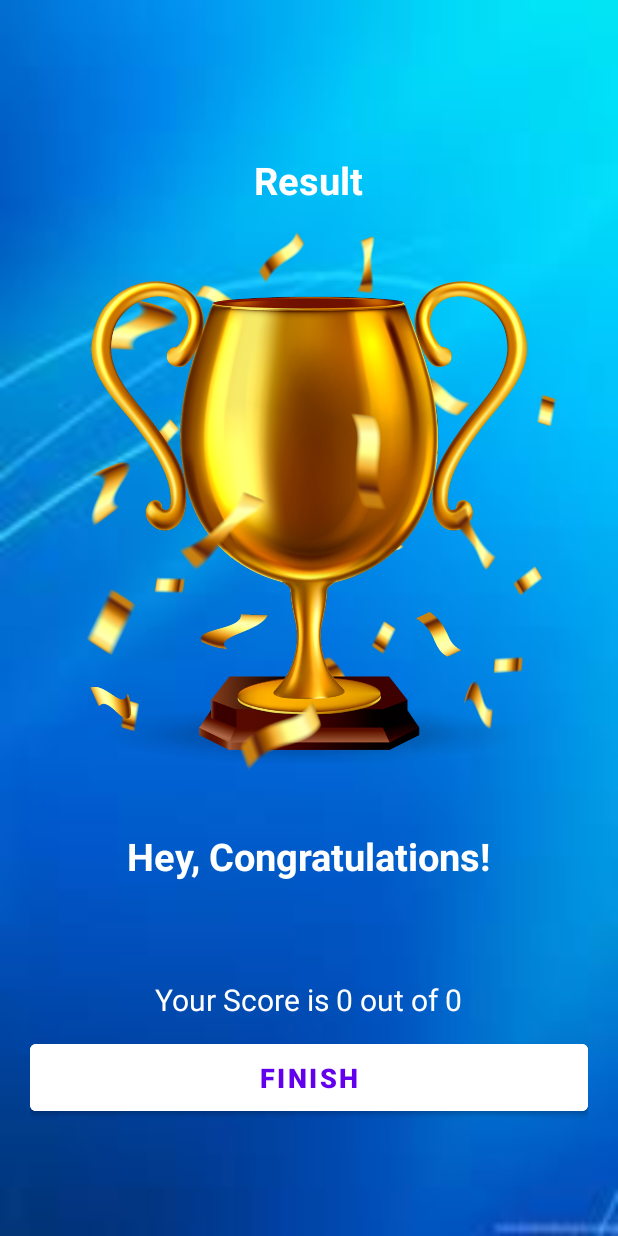
After one commit to varunvjha/QuizApp, an Android app: the ResultActivity screen opened directly, with no data from a screen before it, on a phone screen of 412 x 824 dp. The commit adds this screen. Run offline under Robolectric (Android 15) with nearby library versions, the phone set to English and light mode, and no system bars.

Commit message:
ResultActivity.kt completed

```diff
--- a/app/src/main/AndroidManifest.xml
+++ b/app/src/main/AndroidManifest.xml
@@ -9,10 +9,13 @@
         android:roundIcon="@mipmap/ic_launcher_round"
         android:supportsRtl="true"
         android:theme="@style/Theme.QuizApp">
-        <activity android:name=".QuizQuestionsActivity"
+        <activity android:name=".ResultActivity"
             android:screenOrientation="portrait"
-
-            ></activity>
+            android:theme="@style/NoActionBarTheme">
+        </activity>
+        <activity
+            android:name=".QuizQuestionsActivity"
+            android:screenOrientation="portrait" />
         <activity
             android:name=".MainActivity"
             android:screenOrientation="portrait"
--- a/app/src/main/java/com/example/quizapp/Constants.kt
+++ b/app/src/main/java/com/example/quizapp/Constants.kt
@@ -1,6 +1,11 @@
 package com.example.quizapp
 
 object Constants {
+
+    const val USER_NAME: String = "user_name"
+    const val TOTAL_QUESTIONS: String = "total_questions"
+    const val CORRECT_ANSWERS: String = "correct_answers"
+
     fun getQuestions(): ArrayList<Question>{
         val questionsList = ArrayList<Question>()
         val q1 = Question(
--- a/app/src/main/java/com/example/quizapp/MainActivity.kt
+++ b/app/src/main/java/com/example/quizapp/MainActivity.kt
@@ -24,8 +24,9 @@ class MainActivity : AppCompatActivity() {
             }
             else{
                 val intent = Intent(this,QuizQuestionsActivity::class.java)
+                intent.putExtra(Constants.USER_NAME, nameText.text.toString())
                 startActivity(intent)
-//                finish()
+                finish()
             }
         }
     }
--- a/app/src/main/java/com/example/quizapp/QuizQuestionsActivity.kt
+++ b/app/src/main/java/com/example/quizapp/QuizQuestionsActivity.kt
@@ -1,5 +1,6 @@
 package com.example.quizapp
 
+import android.content.Intent
 import android.graphics.Color
 import android.graphics.Typeface
 import androidx.appcompat.app.AppCompatActivity
@@ -22,9 +23,12 @@ class QuizQuestionsActivity : AppCompatActivity(), View.OnClickListener {
     private var optionThreeTextView: TextView? = null
     private var optionFourTextView: TextView? = null
     private var submitButton: Button? = null
+    private var mCorrectAnswers: Int = 0
+    private var mUserName: String? = null
     override fun onCreate(savedInstanceState: Bundle?) {
         super.onCreate(savedInstanceState)
         setContentView(R.layout.activity_quiz_questions)
+        mUserName = intent.getStringExtra(Constants.USER_NAME)
         mQuestionsList = Constants.getQuestions()
         progressBar = findViewById(R.id.progressbar_horizontal)
         progressTextView = findViewById(R.id.progress_text)
@@ -99,15 +103,20 @@ class QuizQuestionsActivity : AppCompatActivity(), View.OnClickListener {
                         mCurrentPosition <= mQuestionsList!!.size ->{
                             setQuestion()
                         } else ->{
-                            Toast.makeText(this,
-                                    "You have successfully completed the Quiz",
-                                    Toast.LENGTH_SHORT).show()
+                            val intent = Intent(this,ResultActivity::class.java)
+                            intent.putExtra(Constants.USER_NAME, mUserName)
+                            intent.putExtra(Constants.CORRECT_ANSWERS, mCorrectAnswers)
+                            intent.putExtra(Constants.TOTAL_QUESTIONS, mQuestionsList!!.size)
+                            startActivity(intent)
+                            finish()
                         }
                     }
                 }else{
                     val question = mQuestionsList?.get(mCurrentPosition-1)
                     if(question!!.correctAnswer!=mSelectedOptionPosition){
                         answerView(mSelectedOptionPosition, R.drawable.wrong_option_border_bg)
+                    }else{
+                        mCorrectAnswers++
                     }
                     answerView(question!!.correctAnswer,R.drawable.correct_option_border_bg)
 
--- /dev/null
+++ b/app/src/main/java/com/example/quizapp/ResultActivity.kt
@@ -0,0 +1,34 @@
+package com.example.quizapp
+
+import android.annotation.SuppressLint
+import android.content.Intent
+import androidx.appcompat.app.AppCompatActivity
+import android.os.Bundle
+import android.view.View
+import android.widget.Button
+import android.widget.TextView
+
+@Suppress("DEPRECATION")
+class ResultActivity : AppCompatActivity() {
+    private var nameTextView: TextView? = null
+    private var scoreTextView: TextView? = null
+    private var finishButton: Button? = null
+    @SuppressLint("SetTextI18n")
+    override fun onCreate(savedInstanceState: Bundle?) {
+        super.onCreate(savedInstanceState)
+        setContentView(R.layout.activity_result)
+        window.decorView.systemUiVisibility = View.SYSTEM_UI_FLAG_FULLSCREEN
+        val username = intent.getStringExtra(Constants.USER_NAME)
+        nameTextView = findViewById(R.id.name_tv)
+        nameTextView!!.text = username
+        scoreTextView = findViewById(R.id.score_text)
+        val totalQuestions = intent.getIntExtra(Constants.TOTAL_QUESTIONS, 0)
+        val correctAnswers = intent.getIntExtra(Constants.CORRECT_ANSWERS, 0)
+        scoreTextView!!.text = "Your Score is $correctAnswers out of $totalQuestions"
+        finishButton = findViewById(R.id.finish_button)
+        finishButton!!.setOnClickListener{
+            startActivity(Intent(this,MainActivity::class.java))
+            finish()
+        }
+    }
+}
--- a/app/src/main/res/layout/activity_main.xml
+++ b/app/src/main/res/layout/activity_main.xml
@@ -14,7 +14,7 @@
         android:layout_height="wrap_content"
         android:text="QuizApp"
         android:layout_marginBottom="30dp"
-        android:textSize="25dp"
+        android:textSize="25sp"
         android:textStyle="bold"
         android:gravity="center"
         android:textColor="@color/white"
--- /dev/null
+++ b/app/src/main/res/layout/activity_result.xml
@@ -0,0 +1,75 @@
+<?xml version="1.0" encoding="utf-8"?>
+<LinearLayout xmlns:android="http://schemas.android.com/apk/res/android"
+    xmlns:app="http://schemas.android.com/apk/res-auto"
+    xmlns:tools="http://schemas.android.com/tools"
+    android:layout_width="match_parent"
+    android:layout_height="match_parent"
+    android:background="@drawable/appbg"
+    android:gravity="center"
+    android:orientation="vertical"
+    android:padding="20dp"
+    tools:context=".ResultActivity">
+
+    <TextView
+        android:id="@+id/result_text"
+        android:layout_width="wrap_content"
+        android:layout_height="wrap_content"
+        android:layout_marginTop="25dp"
+        android:gravity="center"
+        android:text="Result"
+        android:textColor="@color/white"
+        android:textSize="25sp"
+        android:textStyle="bold" />
+
+    <ImageView
+        android:id="@+id/trophy_image"
+        android:layout_width="wrap_content"
+        android:layout_height="400dp"
+        android:contentDescription="image"
+        android:scaleType="fitCenter"
+        android:src="@drawable/trophy" />
+
+    <TextView
+        android:id="@+id/congrats_text"
+        android:layout_width="wrap_content"
+        android:layout_height="wrap_content"
+        android:layout_marginTop="16dp"
+        android:text="Hey, Congratulations!"
+        android:textColor="@color/white"
+        android:textSize="25sp"
+        android:textStyle="bold" />
+
+    <TextView
+        android:id="@+id/name_tv"
+        android:layout_width="wrap_content"
+        android:layout_height="wrap_content"
+        android:layout_marginTop="25dp"
+        android:textColor="@color/white"
+        android:textSize="22sp"
+        android:textStyle="bold"
+        tools:text="John Doe" />
+    <TextView
+        android:id="@+id/score_text"
+        android:layout_width="wrap_content"
+        android:layout_height="wrap_content"
+        android:layout_marginTop="10dp"
+        android:textColor="@color/white"
+        android:textSize="20sp"
+        tools:text="Your score is 9 out of 10"
+        />
+    <Button
+        android:id="@+id/finish_button"
+        android:layout_width="match_parent"
+        android:layout_height="wrap_content"
+        android:layout_marginTop="10dp"
+        android:text="FINISH"
+        android:textSize="18sp"
+        android:textStyle="bold"
+        android:padding="10dp"
+        android:backgroundTint="@color/white"
+        android:textColor="@color/design_default_color_primary"
+        />
+
+
+
+</LinearLayout>
```
Also changed, not shown: app/src/main/res/drawable-v24/trophy.png (added).
